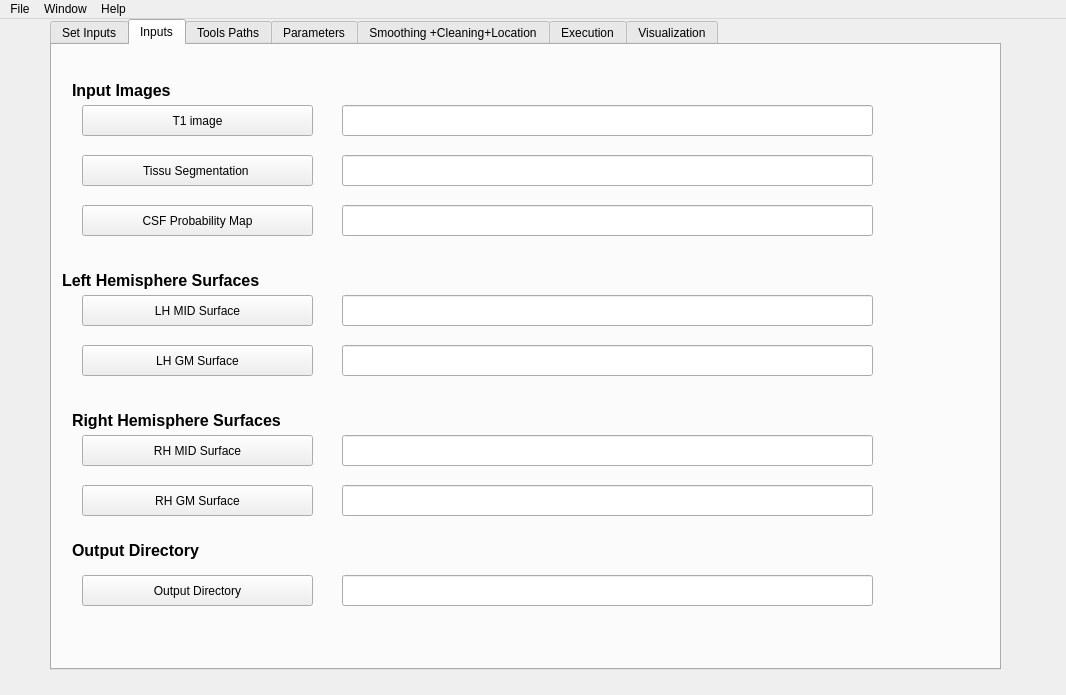
The window that src/app/csfwindow.ui (tahya-deddah/Local_EACSF) describes before a commit, drawn with Qt 5.
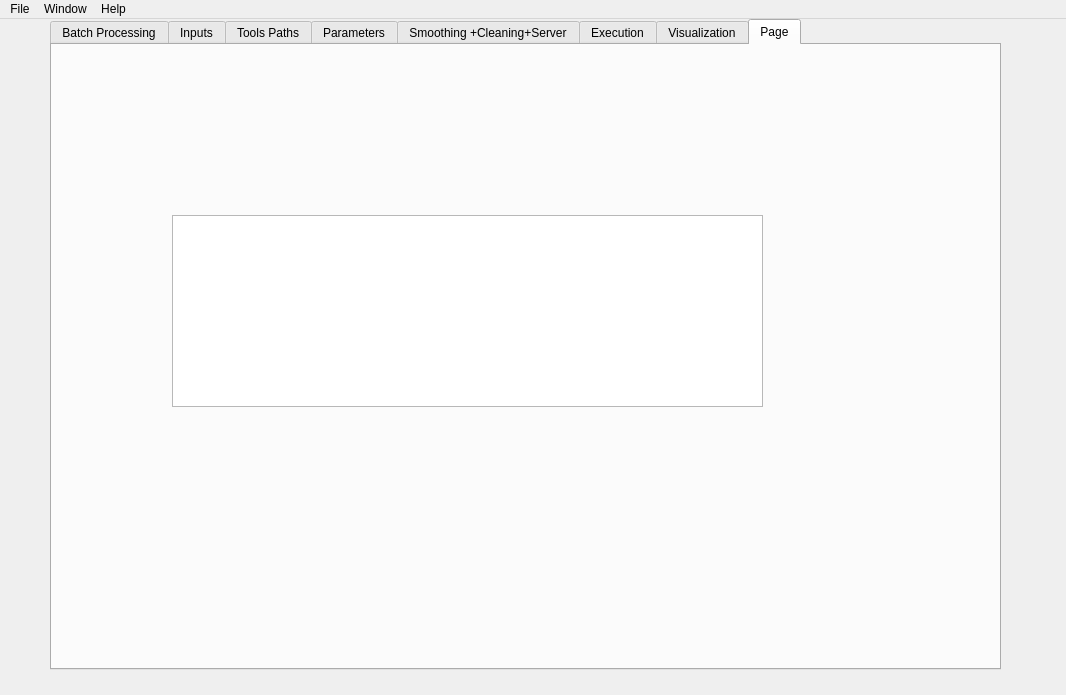
The same window after the commit. The open tabs and pages were chosen to show the change.

The edit to the form file:
```diff
--- a/src/app/csfwindow.ui
+++ b/src/app/csfwindow.ui
@@ -40,7 +40,7 @@
     </property>
     <widget class="QWidget" name="tab_input">
      <attribute name="title">
-      <string>Set Inputs</string>
+      <string>Batch Processing</string>
      </attribute>
      <widget class="QPushButton" name="Data_Directory">
       <property name="geometry">
@@ -276,7 +276,7 @@
       </property>
      </widget>
     </widget>
-    <widget class="QWidget" name="tab_2">
+    <widget class="QWidget" name="tab_inputs">
      <attribute name="title">
       <string>Inputs</string>
      </attribute>
@@ -671,7 +671,7 @@
       <bool>true</bool>
      </property>
      <attribute name="title">
-      <string>Smoothing +Cleaning+Location</string>
+      <string>Smoothing +Cleaning+Server</string>
      </attribute>
      <widget class="QCheckBox" name="smooth">
       <property name="geometry">
@@ -1037,6 +1037,21 @@
       </property>
      </widget>
     </widget>
+    <widget class="QWidget" name="tab_2">
+     <attribute name="title">
+      <string>Page</string>
+     </attribute>
+     <widget class="QListView" name="listView">
+      <property name="geometry">
+       <rect>
+        <x>120</x>
+        <y>170</y>
+        <width>591</width>
+        <height>192</height>
+       </rect>
+      </property>
+     </widget>
+    </widget>
    </widget>
   </widget>
   <widget class="QMenuBar" name="menuBar">
```
Left out of the diff: 4 changed lines with no effect on the pictures.
